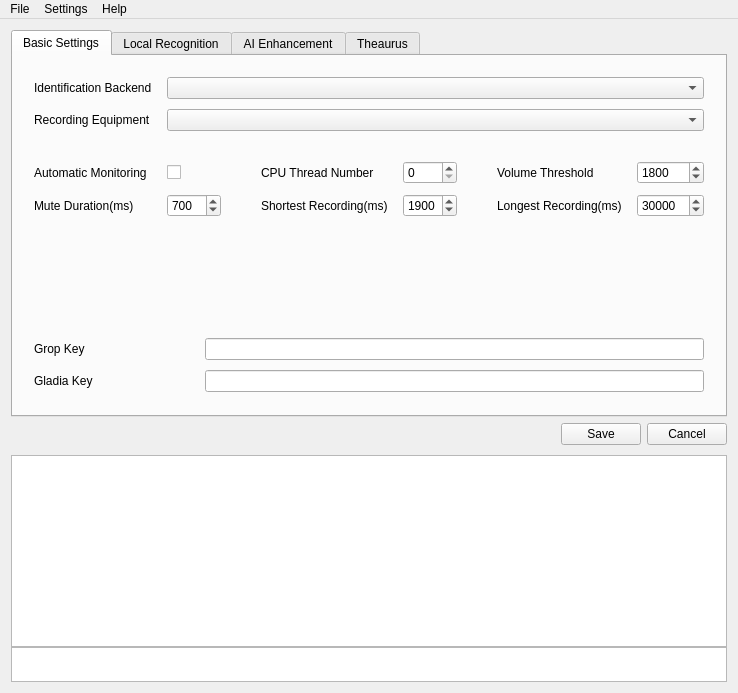
Old version of the form src/MainWin.ui in the repository Zeuear/IME_Audio.
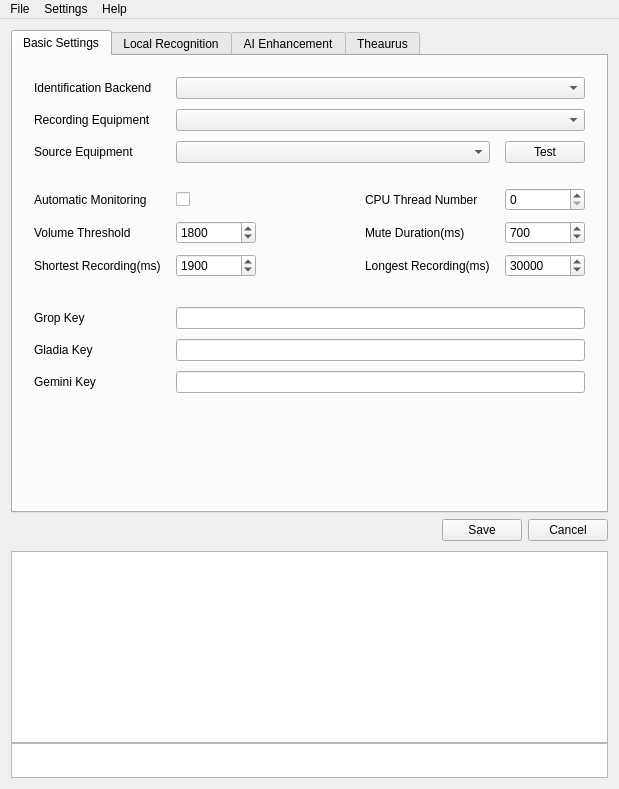
New version of the form. The open tabs and pages were chosen to show the change. Icons and pictures are not drawn. Custom widgets are drawn as their Qt base class.

What changed in the file:
```diff
--- a/src/MainWin.ui
+++ b/src/MainWin.ui
@@ -6,8 +6,8 @@
    <rect>
     <x>0</x>
     <y>0</y>
-    <width>599</width>
-    <height>681</height>
+    <width>518</width>
+    <height>787</height>
    </rect>
   </property>
   <property name="font">
@@ -54,7 +54,7 @@
              <number>10</number>
             </property>
             <item>
-             <layout class="QGridLayout" name="gridLayout" rowstretch="1,0,0,0,0">
+             <layout class="QGridLayout" name="gridLayout" rowstretch="1,0,0,0,0,0,0,0,0,0,0,0" columnstretch="0,1,1,1,1">
               <property name="sizeConstraint">
                <enum>QLayout::SizeConstraint::SetDefaultConstraint</enum>
               </property>
@@ -76,13 +76,13 @@
               <property name="verticalSpacing">
                <number>10</number>
               </property>
-              <item row="3" column="2" rowspan="2">
+              <item row="4" column="2" rowspan="3">
                <spacer name="horizontalSpacer_6">
                 <property name="orientation">
                  <enum>Qt::Orientation::Horizontal</enum>
                 </property>
                 <property name="sizeType">
-                 <enum>QSizePolicy::Policy::Fixed</enum>
+                 <enum>QSizePolicy::Policy::Preferred</enum>
                 </property>
                 <property name="sizeHint" stdset="0">
                  <size>
@@ -92,7 +92,7 @@
                 </property>
                </spacer>
               </item>
-              <item row="3" column="1">
+              <item row="4" column="1">
                <widget class="AnimatedCheckBox" name="autiomatic_monitoring_checkbox">
                 <property name="sizePolicy">
                  <sizepolicy hsizetype="Preferred" vsizetype="Fixed">
@@ -111,7 +111,191 @@
                 </property>
                </widget>
               </item>
-              <item row="4" column="4">
+              <item row="6" column="0">
+               <widget class="QLabel" name="label_4">
+                <property name="sizePolicy">
+                 <sizepolicy hsizetype="Preferred" vsizetype="Preferred">
+                  <horstretch>0</horstretch>
+                  <verstretch>0</verstretch>
+                 </sizepolicy>
+                </property>
+                <property name="maximumSize">
+                 <size>
+                  <width>16777215</width>
+                  <height>16777215</height>
+                 </size>
+                </property>
+                <property name="text">
+                 <string>Shortest Recording(ms)</string>
+                </property>
+                <property name="alignment">
+                 <set>Qt::AlignmentFlag::AlignLeading|Qt::AlignmentFlag::AlignLeft|Qt::AlignmentFlag::AlignVCenter</set>
+                </property>
+               </widget>
+              </item>
+              <item row="11" column="0" colspan="5">
+               <widget class="ShortcutEdit" name="shortcut_edit" native="true">
+                <property name="sizePolicy">
+                 <sizepolicy hsizetype="Preferred" vsizetype="Fixed">
+                  <horstretch>0</horstretch>
+                  <verstretch>0</verstretch>
+                 </sizepolicy>
+                </property>
+                <property name="minimumSize">
+                 <size>
+                  <width>0</width>
+                  <height>85</height>
+                 </size>
+                </property>
+               </widget>
+              </item>
+              <item row="8" column="0">
+               <widget class="QLabel" name="grop_key_label">
+                <property name="maximumSize">
+                 <size>
+                  <width>16777215</width>
+                  <height>16777215</height>
+                 </size>
+                </property>
+                <property name="text">
+                 <string>Grop Key</string>
+                </property>
+               </widget>
+              </item>
+              <item row="4" column="3">
+               <widget class="QLabel" name="label_7">
+                <property name="maximumSize">
+                 <size>
+                  <width>16777215</width>
+                  <height>16777215</height>
+                 </size>
+                </property>
+                <property name="text">
+                 <string>CPU Thread Number</string>
+                </property>
+               </widget>
+              </item>
+              <item row="1" column="1" colspan="4">
+               <widget class="QComboBox" name="recording_equ_comb">
+                <property name="sizePolicy">
+                 <sizepolicy hsizetype="Ignored" vsizetype="Fixed">
+                  <horstretch>0</horstretch>
+                  <verstretch>0</verstretch>
+                 </sizepolicy>
+                </property>
+                <property name="sizeAdjustPolicy">
+                 <enum>QComboBox::SizeAdjustPolicy::AdjustToContentsOnFirstShow</enum>
+                </property>
+               </widget>
+              </item>
+              <item row="0" column="1" colspan="4">
+               <widget class="QComboBox" name="identification_backend_comb">
+                <property name="sizePolicy">
+                 <sizepolicy hsizetype="Ignored" vsizetype="Fixed">
+                  <horstretch>0</horstretch>
+                  <verstretch>0</verstretch>
+                 </sizepolicy>
+                </property>
+                <property name="sizeAdjustPolicy">
+                 <enum>QComboBox::SizeAdjustPolicy::AdjustToContentsOnFirstShow</enum>
+                </property>
+               </widget>
+              </item>
+              <item row="2" column="1" colspan="3">
+               <widget class="QComboBox" name="source_equipment_comb">
+                <property name="sizePolicy">
+                 <sizepolicy hsizetype="Ignored" vsizetype="Fixed">
+                  <horstretch>0</horstretch>
+                  <verstretch>0</verstretch>
+                 </sizepolicy>
+                </property>
+                <property name="sizeAdjustPolicy">
+                 <enum>QComboBox::SizeAdjustPolicy::AdjustToContentsOnFirstShow</enum>
+                </property>
+               </widget>
+              </item>
+              <item row="8" column="1" colspan="4">
+               <widget class="QLineEdit" name="grop_key_edit"/>
+              </item>
+              <item row="9" column="0">
+               <widget class="QLabel" name="gladia_key_label">
+                <property name="maximumSize">
+                 <size>
+                  <width>16777215</width>
+                  <height>16777215</height>
+                 </size>
+                </property>
+                <property name="text">
+                 <string>Gladia Key</string>
+                </property>
+               </widget>
+              </item>
+              <item row="5" column="0">
+               <widget class="QLabel" name="label_2">
+                <property name="sizePolicy">
+                 <sizepolicy hsizetype="Preferred" vsizetype="Preferred">
+                  <horstretch>0</horstretch>
+                  <verstretch>0</verstretch>
+                 </sizepolicy>
+                </property>
+                <property name="maximumSize">
+                 <size>
+                  <width>16777215</width>
+                  <height>16777215</height>
+                 </size>
+                </property>
+                <property name="text">
+                 <string>Volume Threshold</string>
+                </property>
+                <property name="alignment">
+                 <set>Qt::AlignmentFlag::AlignLeading|Qt::AlignmentFlag::AlignLeft|Qt::AlignmentFlag::AlignVCenter</set>
+                </property>
+               </widget>
+              </item>
+              <item row="10" column="1" colspan="4">
+               <widget class="QLineEdit" name="gemini_key_edit"/>
+              </item>
+              <item row="0" column="0">
+               <widget class="QLabel" name="label_6">
+                <property name="sizePolicy">
+                 <sizepolicy hsizetype="Preferred" vsizetype="Preferred">
+                  <horstretch>0</horstretch>
+                  <verstretch>0</verstretch>
+                 </sizepolicy>
+                </property>
+                <property name="maximumSize">
+                 <size>
+                  <width>16777215</width>
+                  <height>16777215</height>
+                 </size>
+                </property>
+                <property name="text">
+                 <string>Identification Backend</string>
+                </property>
+               </widget>
+              </item>
+              <item row="2" column="4">
+               <widget class="QPushButton" name="test_output_btn">
+                <property name="text">
+                 <string>Test</string>
+                </property>
+               </widget>
+              </item>
+              <item row="10" column="0">
+               <widget class="QLabel" name="gemini_key_label">
+                <property name="text">
+                 <string>Gemini Key</string>
+                </property>
+               </widget>
+              </item>
+              <item row="2" column="0">
+               <widget class="QLabel" name="label_10">
+                <property name="text">
+                 <string>Source Equipment</string>
+                </property>
+               </widget>
+              </item>
+              <item row="6" column="1">
                <widget class="QSpinBox" name="shortest_recording_spin">
                 <property name="sizePolicy">
                  <sizepolicy hsizetype="Preferred" vsizetype="Fixed">
@@ -136,10 +320,10 @@
                 </property>
                </widget>
               </item>
-              <item row="3" column="6">
-               <widget class="QLabel" name="label_2">
+              <item row="4" column="4">
+               <widget class="QSpinBox" name="cpu_thread_number_spin">
                 <property name="sizePolicy">
-                 <sizepolicy hsizetype="Preferred" vsizetype="Preferred">
+                 <sizepolicy hsizetype="Preferred" vsizetype="Fixed">
                   <horstretch>0</horstretch>
                   <verstretch>0</verstretch>
                  </sizepolicy>
@@ -150,37 +334,12 @@
                   <height>16777215</height>
                  </size>
                 </property>
-                <property name="text">
-                 <string>Volume Threshold</string>
-                </property>
-                <property name="alignment">
-                 <set>Qt::AlignmentFlag::AlignLeading|Qt::AlignmentFlag::AlignLeft|Qt::AlignmentFlag::AlignVCenter</set>
-                </property>
                </widget>
               </item>
-              <item row="3" column="0">
-               <widget class="QLabel" name="label_21">
-                <property name="sizePolicy">
-                 <sizepolicy hsizetype="Preferred" vsizetype="Preferred">
-                  <horstretch>0</horstretch>
-                  <verstretch>0</verstretch>
-                 </sizepolicy>
-                </property>
-                <property name="maximumSize">
-                 <size>
-                  <width>16777215</width>
-                  <height>16777215</height>
-                 </size>
-                </property>
-                <property name="text">
-                 <string>Automatic Monitoring</string>
-                </property>
-                <property name="alignment">
-                 <set>Qt::AlignmentFlag::AlignLeading|Qt::AlignmentFlag::AlignLeft|Qt::AlignmentFlag::AlignVCenter</set>
-                </property>
-               </widget>
+              <item row="9" column="1" colspan="4">
+               <widget class="QLineEdit" name="gladia_key_edit"/>
               </item>
-              <item row="3" column="7">
+              <item row="5" column="1">
                <widget class="QSpinBox" name="volume_threshold_spin">
                 <property name="sizePolicy">
                  <sizepolicy hsizetype="Preferred" vsizetype="Fixed">
@@ -205,8 +364,8 @@
                 </property>
                </widget>
               </item>
-              <item row="2" column="1" colspan="6">
-               <spacer name="verticalSpacer_9">
+              <item row="3" column="1">
+               <spacer name="verticalSpacer_4">
                 <property name="orientation">
                  <enum>Qt::Orientation::Vertical</enum>
                 </property>
@@ -216,13 +375,29 @@
                 <property name="sizeHint" stdset="0">
                  <size>
                   <width>20</width>
-                  <height>20</height>
+                  <height>15</height>
                  </size>
                 </property>
                </spacer>
               </item>
-              <item row="4" column="3">
-               <widget class="QLabel" name="label_4">
+              <item row="5" column="3">
+               <widget class="QLabel" name="label_3">
+                <property name="maximumSize">
+                 <size>
+                  <width>16777215</width>
+                  <height>16777215</height>
+                 </size>
+                </property>
+                <property name="text">
+                 <string>Mute Duration(ms)</string>
+                </property>
+                <property name="alignment">
+                 <set>Qt::AlignmentFlag::AlignLeading|Qt::AlignmentFlag::AlignLeft|Qt::AlignmentFlag::AlignVCenter</set>
+                </property>
+               </widget>
+              </item>
+              <item row="4" column="0">
+               <widget class="QLabel" name="label_21">
                 <property name="sizePolicy">
                  <sizepolicy hsizetype="Preferred" vsizetype="Preferred">
                   <horstretch>0</horstretch>
@@ -236,40 +411,14 @@
                  </size>
                 </property>
                 <property name="text">
-                 <string>Shortest Recording(ms)</string>
+                 <string>Automatic Monitoring</string>
                 </property>
                 <property name="alignment">
                  <set>Qt::AlignmentFlag::AlignLeading|Qt::AlignmentFlag::AlignLeft|Qt::AlignmentFlag::AlignVCenter</set>
                 </property>
                </widget>
               </item>
-              <item row="0" column="1" colspan="7">
-               <widget class="QComboBox" name="identification_backend_comb">
-                <property name="minimumSize">
-                 <size>
-                  <width>0</width>
-                  <height>0</height>
-                 </size>
-                </property>
-               </widget>
-              </item>
-              <item row="3" column="4">
-               <widget class="QSpinBox" name="cpu_thread_number_spin">
-                <property name="sizePolicy">
-                 <sizepolicy hsizetype="Preferred" vsizetype="Fixed">
-                  <horstretch>0</horstretch>
-                  <verstretch>0</verstretch>
-                 </sizepolicy>
-                </property>
-                <property name="maximumSize">
-                 <size>
-                  <width>16777215</width>
-                  <height>16777215</height>
-                 </size>
-                </property>
-               </widget>
-              </item>
-              <item row="4" column="1">
+              <item row="5" column="4">
                <widget class="QSpinBox" name="mute_duration_spin">
                 <property name="sizePolicy">
                  <sizepolicy hsizetype="Preferred" vsizetype="Fixed">
@@ -294,103 +443,7 @@
                 </property>
                </widget>
               </item>
-              <item row="0" column="0">
-               <widget class="QLabel" name="label_6">
-                <property name="sizePolicy">
-                 <sizepolicy hsizetype="Preferred" vsizetype="Preferred">
-                  <horstretch>0</horstretch>
-                  <verstretch>0</verstretch>
-                 </sizepolicy>
-                </property>
-                <property name="maximumSize">
-                 <size>
-                  <width>16777215</width>
-                  <height>16777215</height>
-                 </size>
-                </property>
-                <property name="text">
-                 <string>Identification Backend</string>
-                </property>
-               </widget>
-              </item>
-              <item row="3" column="3">
-               <widget class="QLabel" name="label_7">
-                <property name="maximumSize">
-                 <size>
-                  <width>16777215</width>
-                  <height>16777215</height>
-                 </size>
-                </property>
-                <property name="text">
-                 <string>CPU Thread Number</string>
-                </property>
-               </widget>
-              </item>
-              <item row="1" column="0">
-               <widget class="QLabel" name="label">
-                <property name="sizePolicy">
-                 <sizepolicy hsizetype="Preferred" vsizetype="Preferred">
-                  <horstretch>0</horstretch>
-                  <verstretch>0</verstretch>
-                 </sizepolicy>
-                </property>
-                <property name="maximumSize">
-                 <size>
-                  <width>16777214</width>
-                  <height>16777214</height>
-                 </size>
-                </property>
-                <property name="text">
-                 <string>Recording Equipment</string>
-                </property>
-                <property name="alignment">
-                 <set>Qt::AlignmentFlag::AlignLeading|Qt::AlignmentFlag::AlignLeft|Qt::AlignmentFlag::AlignVCenter</set>
-                </property>
-               </widget>
-              </item>
-              <item row="4" column="0">
-               <widget class="QLabel" name="label_3">
-                <property name="maximumSize">
-                 <size>
-                  <width>16777215</width>
-                  <height>16777215</height>
-                 </size>
-                </property>
-                <property name="text">
-                 <string>Mute Duration(ms)</string>
-                </property>
-                <property name="alignment">
-                 <set>Qt::AlignmentFlag::AlignLeading|Qt::AlignmentFlag::AlignLeft|Qt::AlignmentFlag::AlignVCenter</set>
-                </property>
-               </widget>
-              </item>
-              <item row="4" column="6">
-               <widget class="QLabel" name="label_5">
-                <property name="maximumSize">
-                 <size>
-                  <width>16777215</width>
-                  <height>16777215</height>
-                 </size>
-                </property>
-                <property name="text">
-                 <string>Longest Recording(ms)</string>
-                </property>
-                <property name="alignment">
-                 <set>Qt::AlignmentFlag::AlignLeading|Qt::AlignmentFlag::AlignLeft|Qt::AlignmentFlag::AlignVCenter</set>
-                </property>
-               </widget>
-              </item>
-              <item row="1" column="1" colspan="7">
-               <widget class="QComboBox" name="recording_equ_comb">
-                <property name="sizePolicy">
-                 <sizepolicy hsizetype="Preferred" vsizetype="Fixed">
-                  <horstretch>0</horstretch>
-                  <verstretch>0</verstretch>
-                 </sizepolicy>
-                </property>
-               </widget>
-              </item>
-              <item row="4" column="7">
+              <item row="6" column="4">
                <widget class="QSpinBox" name="longest_recording_spin">
                 <property name="sizePolicy">
                  <sizepolicy hsizetype="Preferred" vsizetype="Fixed">
@@ -415,17 +468,55 @@
                 </property>
                </widget>
               </item>
-              <item row="3" column="5" rowspan="2">
-               <spacer name="horizontalSpacer_3">
+              <item row="6" column="3">
+               <widget class="QLabel" name="label_5">
+                <property name="maximumSize">
+                 <size>
+                  <width>16777215</width>
+                  <height>16777215</height>
+                 </size>
+                </property>
+                <property name="text">
+                 <string>Longest Recording(ms)</string>
+                </property>
+                <property name="alignment">
+                 <set>Qt::AlignmentFlag::AlignLeading|Qt::AlignmentFlag::AlignLeft|Qt::AlignmentFlag::AlignVCenter</set>
+                </property>
+               </widget>
+              </item>
+              <item row="1" column="0">
+               <widget class="QLabel" name="label">
+                <property name="sizePolicy">
+                 <sizepolicy hsizetype="Preferred" vsizetype="Preferred">
+                  <horstretch>0</horstretch>
+                  <verstretch>0</verstretch>
+                 </sizepolicy>
+                </property>
+                <property name="maximumSize">
+                 <size>
+                  <width>16777214</width>
+                  <height>16777214</height>
+                 </size>
+                </property>
+                <property name="text">
+                 <string>Recording Equipment</string>
+                </property>
+                <property name="alignment">
+                 <set>Qt::AlignmentFlag::AlignLeading|Qt::AlignmentFlag::AlignLeft|Qt::AlignmentFlag::AlignVCenter</set>
+                </property>
+               </widget>
+              </item>
+              <item row="7" column="1">
+               <spacer name="verticalSpacer_9">
                 <property name="orientation">
-                 <enum>Qt::Orientation::Horizontal</enum>
+                 <enum>Qt::Orientation::Vertical</enum>
                 </property>
                 <property name="sizeType">
                  <enum>QSizePolicy::Policy::Fixed</enum>
                 </property>
                 <property name="sizeHint" stdset="0">
                  <size>
-                  <width>10</width>
+                  <width>20</width>
                   <height>20</height>
                  </size>
                 </property>
@@ -435,76 +526,6 @@
             </item>
            </layout>
           </item>
-          <item>
-           <layout class="QGridLayout" name="gridLayout_5">
-            <property name="leftMargin">
-             <number>10</number>
-            </property>
-            <property name="topMargin">
-             <number>10</number>
-            </property>
-            <property name="rightMargin">
-             <number>10</number>
-            </property>
-            <property name="bottomMargin">
-             <number>10</number>
-            </property>
-            <property name="horizontalSpacing">
-             <number>15</number>
-            </property>
-            <property name="verticalSpacing">
-             <number>10</number>
-            </property>
-            <item row="6" column="0">
-             <widget class="QLabel" name="gladia_key_label">
-              <property name="maximumSize">
-               <size>
-                <width>16777215</width>
-                <height>16777215</height>
-               </size>
-              </property>
-              <property name="text">
-               <string>Gladia Key</string>
-              </property>
-             </widget>
-            </item>
-            <item row="4" column="0" colspan="4">
-             <widget class="ShortcutEdit" name="shortcut_edit" native="true">
-              <property name="sizePolicy">
-               <sizepolicy hsizetype="Preferred" vsizetype="Fixed">
-                <horstretch>0</horstretch>
-                <verstretch>0</verstretch>
-               </sizepolicy>
-              </property>
-              <property name="minimumSize">
-               <size>
-                <width>0</width>
-                <height>85</height>
-               </size>
-              </property>
-             </widget>
-            </item>
-            <item row="5" column="0">
-             <widget class="QLabel" name="grop_key_label">
-              <property name="maximumSize">
-               <size>
-                <width>16777215</width>
-                <height>16777215</height>
-               </size>
-              </property>
-              <property name="text">
-               <string>Grop Key</string>
-              </property>
-             </widget>
-            </item>
-            <item row="6" column="1" colspan="3">
-             <widget class="QLineEdit" name="gladia_key_edit"/>
-            </item>
-            <item row="5" column="1" colspan="3">
-             <widget class="QLineEdit" name="grop_key_edit"/>
-            </item>
-           </layout>
-          </item>
           <item>
            <spacer name="verticalSpacer_2">
             <property name="orientation">
@@ -1135,7 +1156,7 @@
     <rect>
      <x>0</x>
      <y>0</y>
-     <width>599</width>
+     <width>518</width>
      <height>16</height>
     </rect>
    </property>
```
Left out of the diff: 99 changed lines with no effect on the pictures.
